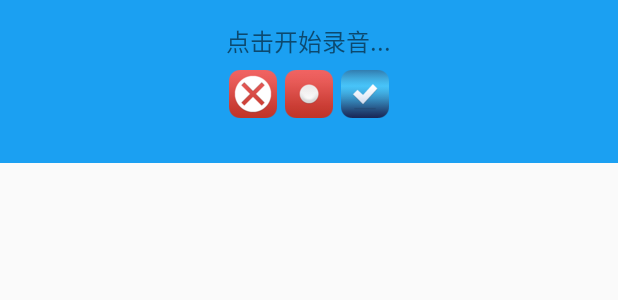
After one commit to NoahZu/AxeNotes, an Android app: the layout item_recorder_popupwindow.xml on its own in the app's theme, with its tools: preview values and no code run, on a phone screen of 412 x 824 dp. The commit adds this screen. Shown: the top 300 px of the screen. Run offline under Robolectric (Android 15) with nearby library versions, the phone set to English and light mode, and no system bars.

Commit message:
增加了添加录像和语音附件

```diff
--- a/app/src/main/AndroidManifest.xml
+++ b/app/src/main/AndroidManifest.xml
@@ -19,6 +19,8 @@
     <!-- 写入扩展存储，向扩展卡写入数据，用于写入缓存定位数据 -->
     <uses-permission android:name="android.permission.WRITE_EXTERNAL_STORAGE" />
 
+    <uses-feature android:name="android.hardware.camera"
+        android:required="true" />
     <application
         android:allowBackup="true"
         android:icon="@mipmap/axe_icon"
@@ -28,7 +30,7 @@
         <meta-data
             android:name="com.amap.api.v2.apikey"
             android:value="d7e0e7c3caa4fd0d7c31112bd1cb8421">
-            //开发者申请的key</meta-data>
+        </meta-data>
 
         <activity android:name=".activity.MainActivity">
             <intent-filter>
--- a/app/src/main/java/noahzu/github/io/axenotes/entity/AxeMedia.java
+++ b/app/src/main/java/noahzu/github/io/axenotes/entity/AxeMedia.java
@@ -1,9 +1,11 @@
 package noahzu.github.io.axenotes.entity;
+
+import java.io.Serializable;
 
 /**
  * Created by Administrator on 2016/3/9.
  */
-public class AxeMedia {
+public class AxeMedia implements Serializable{
 
     public static final int TYPE_VIDEO = 1;
     public static final int TYPE_VOICE = 2;
--- /dev/null
+++ b/app/src/main/res/layout/item_recorder_popupwindow.xml
@@ -0,0 +1,43 @@
+<?xml version="1.0" encoding="utf-8"?>
+<LinearLayout xmlns:android="http://schemas.android.com/apk/res/android"
+    android:orientation="vertical"
+    android:layout_width="match_parent"
+    android:layout_height="wrap_content"
+    android:background="@color/colorPrimary"
+    >
+    <TextView
+        android:layout_width="wrap_content"
+        android:layout_height="wrap_content"
+        android:text="点击开始录音..."
+        android:textSize="16sp"
+        android:layout_gravity="center_horizontal"
+        android:layout_marginTop="15dp"
+        />
+    <RelativeLayout
+        android:layout_width="match_parent"
+        android:layout_height="wrap_content"
+        android:layout_marginTop="7dp"
+        android:layout_marginBottom="30dp">
+        <ImageView
+            android:id="@+id/img_recorder_start"
+            android:layout_width="wrap_content"
+            android:layout_height="wrap_content"
+            android:layout_centerHorizontal="true"
+            android:src="@mipmap/recorder_start"
+            android:layout_marginLeft="5dp"
+            android:layout_marginRight="5dp"/>
+        <ImageView
+            android:id="@+id/img_recorder_save"
+            android:layout_width="wrap_content"
+            android:layout_height="wrap_content"
+            android:src="@mipmap/recorder_save"
+            android:layout_toRightOf="@id/img_recorder_start"/>
+        <ImageView
+            android:id="@+id/img_recorder_cancel"
+            android:layout_width="wrap_content"
+            android:layout_height="wrap_content"
+            android:src="@mipmap/recorder_cancel"
+            android:layout_toLeftOf="@id/img_recorder_start"/>
+    </RelativeLayout>
+
+</LinearLayout>
```
Also changed, not shown: app/src/main/java/noahzu/github/io/axenotes/activity/AttachmentActivity.java (+65 -5 lines), app/src/main/java/noahzu/github/io/axenotes/activity/EditActivity.java (+5 -5 lines), app/src/main/res/mipmap-hdpi/recorder_cancel.png (added), app/src/main/res/mipmap-hdpi/recorder_save.png (added), app/src/main/res/mipmap-hdpi/recorder_start.png (added).
